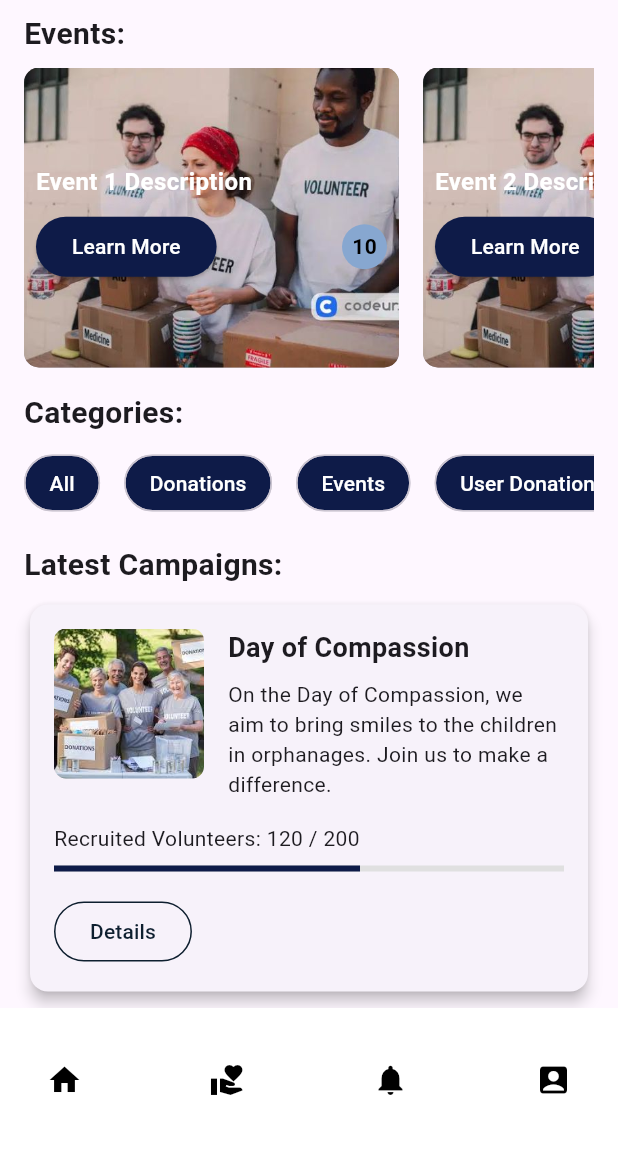
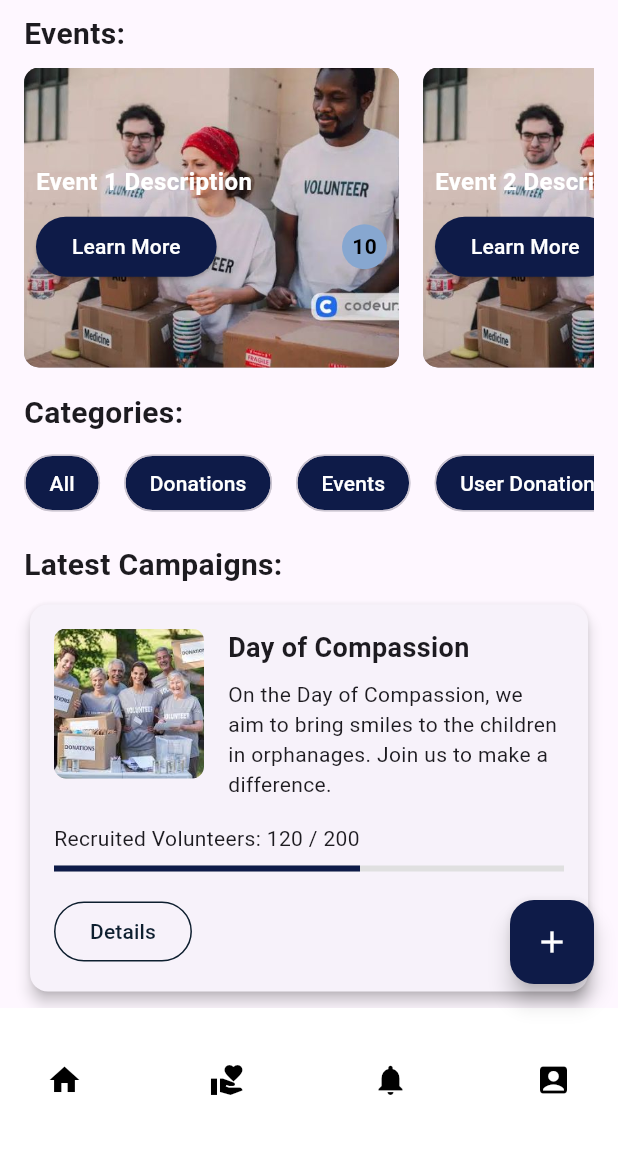
Before and after one commit to Yousra-BOUHOUIA/Donate-Application, a Flutter app: the screen it shows after launch, on a phone screen of 412 x 824 dp, the part 84-1236 px from its top. Run offline on Flutter 3.47's test engine with Material 3 defaults, Android fonts, the phone set to English and light mode, and no system bars; drawn by our look-alikes of google_nav_bar; our stand-ins replace badges, image_picker.

Commit message:
Add files via upload

```diff
--- a/lib/views/screens/organization/org_homepage.dart
+++ b/lib/views/screens/organization/org_homepage.dart
@@ -157,7 +157,16 @@ class OrgHomePage extends StatelessWidget {
           ),
         ),
       ),
-
+      floatingActionButton: FloatingActionButton(
+        onPressed: () {
+          Navigator.push(
+            context,
+            MaterialPageRoute(builder: (context) => const CreateCampaignScreen()),
+          );
+        },
+        backgroundColor: appButtonColor,
+        child: const Icon(Icons.add, color: Colors.white),
+      ),
       bottomNavigationBar: const Footer(isOrganization: true),
     );
   }
```
